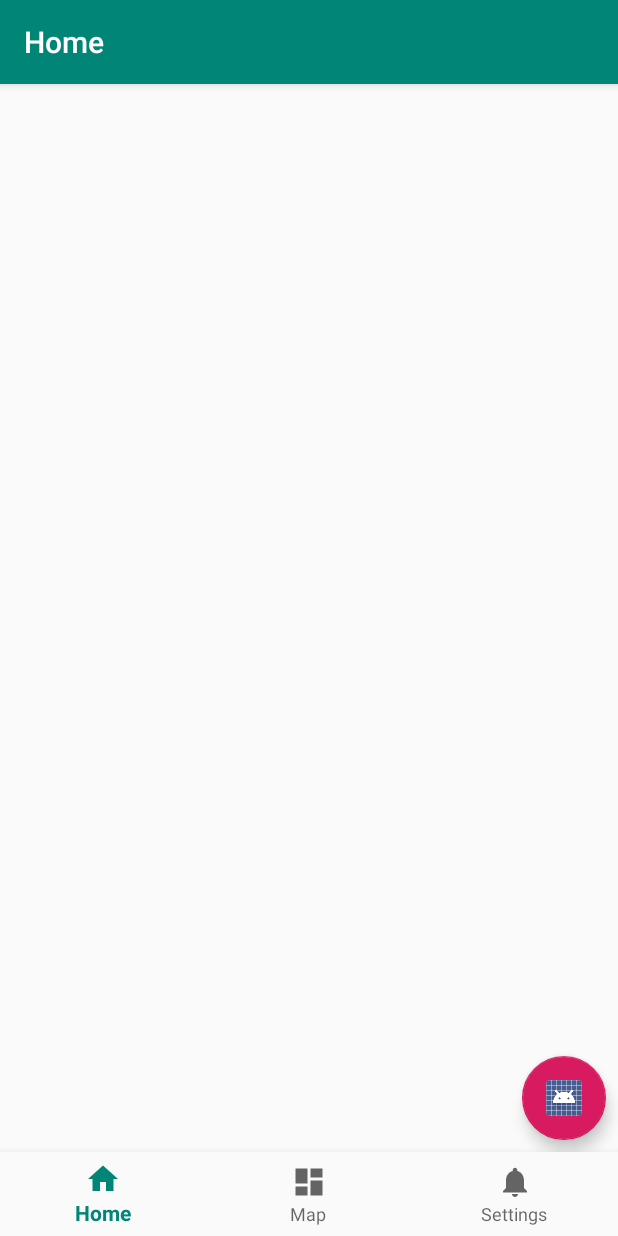
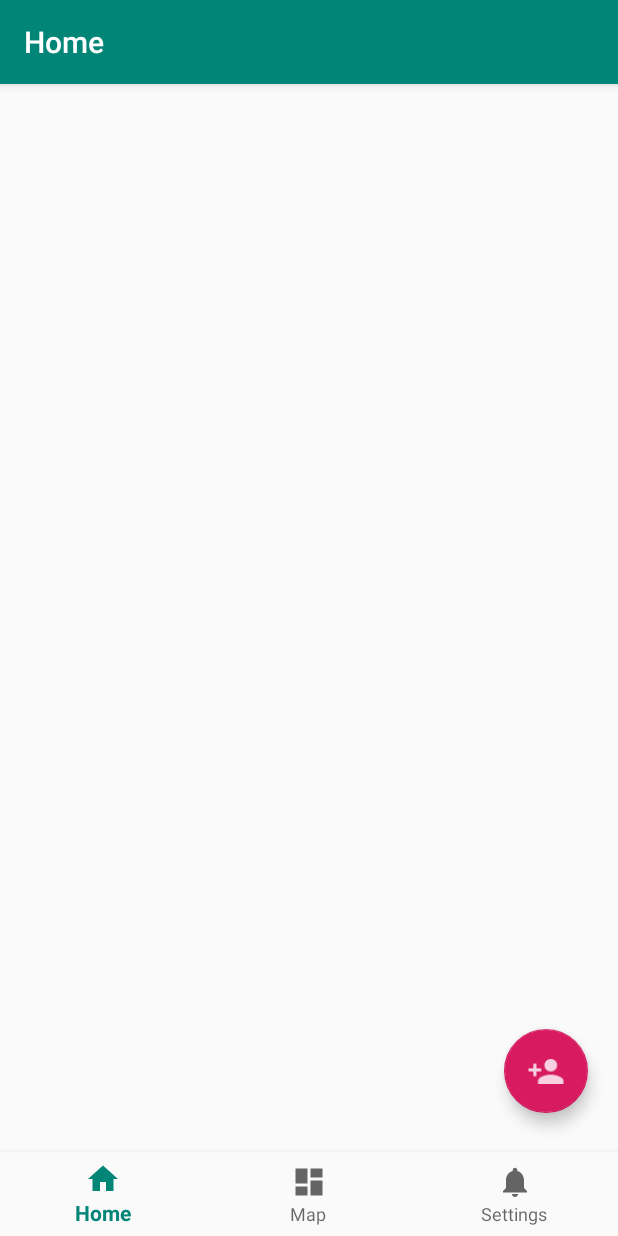
Before and after one commit to heraldofsolace/Safety-App, an Android app: the HomeFragment screen opened directly, with no data from a screen before it, on a phone screen of 412 x 824 dp. Run offline under Robolectric (Android 15) with nearby library versions, the phone set to English and light mode, and no system bars; our stand-ins replace navigation-ui; libraries missing offline, so code that uses them is left out: com.amulyakhare.textdrawable, com.ernestoyaquello.dragdropswiperecyclerview, com.wafflecopter.multicontactpicker; plain views replace DragDropSwipeRecyclerView; 12 statements that could not run were skipped.

Commit message:
Change UI
Signed-off-by: Aniket Bhattacharyea <aniketmail669@gmail.com>

```diff
--- a/app/src/main/java/dev/abhattacharyea/safety/MainActivity.kt
+++ b/app/src/main/java/dev/abhattacharyea/safety/MainActivity.kt
@@ -19,7 +19,7 @@ class MainActivity : AppCompatActivity() {
 	override fun onCreate(savedInstanceState: Bundle?) {
 		super.onCreate(savedInstanceState)
 
-        if (Build.VERSION.SDK_INT >= Build.VERSION_CODES.O) {
+		if(Build.VERSION.SDK_INT >= Build.VERSION_CODES.O) {
 			val name = "lock_screen"
 			val descriptionText = "Test"
 			val importance = NotificationManager.IMPORTANCE_HIGH
--- a/app/src/main/res/layout/activity_main.xml
+++ b/app/src/main/res/layout/activity_main.xml
@@ -3,8 +3,7 @@
     xmlns:app="http://schemas.android.com/apk/res-auto"
     android:id="@+id/container"
     android:layout_width="match_parent"
-    android:layout_height="match_parent"
-    android:paddingTop="?attr/actionBarSize">
+    android:layout_height="match_parent">
 
     <com.google.android.material.bottomnavigation.BottomNavigationView
         android:id="@+id/nav_view"
@@ -25,6 +24,7 @@
         android:layout_height="0dp"
         app:defaultNavHost="true"
         app:layout_constraintBottom_toTopOf="@+id/nav_view"
+        app:layout_constraintHorizontal_bias="0.0"
         app:layout_constraintLeft_toLeftOf="parent"
         app:layout_constraintRight_toRightOf="parent"
         app:layout_constraintTop_toTopOf="parent"
--- a/app/src/main/res/layout/fragment_home.xml
+++ b/app/src/main/res/layout/fragment_home.xml
@@ -24,8 +24,9 @@
         android:layout_marginEnd="8dp"
         android:layout_marginBottom="8dp"
         android:clickable="true"
+        android:focusable="true"
         app:layout_constraintBottom_toBottomOf="parent"
         app:layout_constraintEnd_toEndOf="parent"
-        app:srcCompat="@android:drawable/sym_def_app_icon"
-        android:focusable="true" />
+        app:srcCompat="@drawable/ic_add"
+        app:useCompatPadding="true" />
 </androidx.constraintlayout.widget.ConstraintLayout>
```
Also changed, not shown: app/src/main/res/drawable-hdpi/ic_add.png (added), app/src/main/res/drawable-mdpi/ic_add.png (added), app/src/main/res/drawable-xhdpi/ic_add.png (added), app/src/main/res/drawable-xxhdpi/ic_add.png (added), app/src/main/res/drawable-xxxhdpi/ic_add.png (added). Lines whose indentation alone changed are shown as unchanged.
